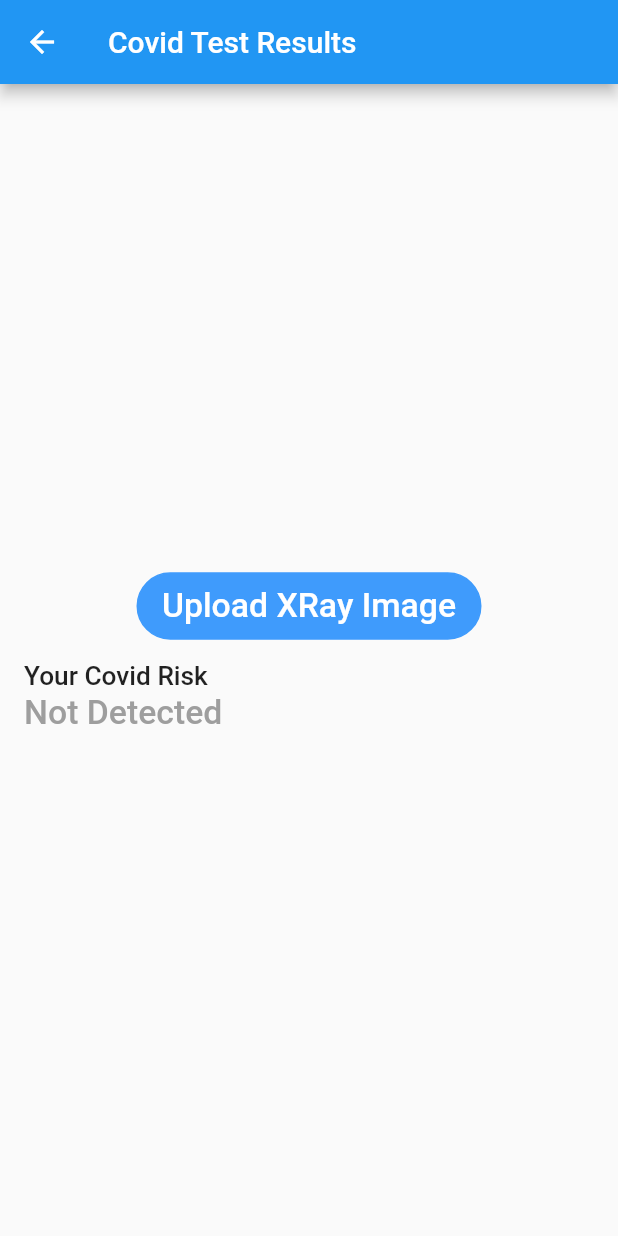
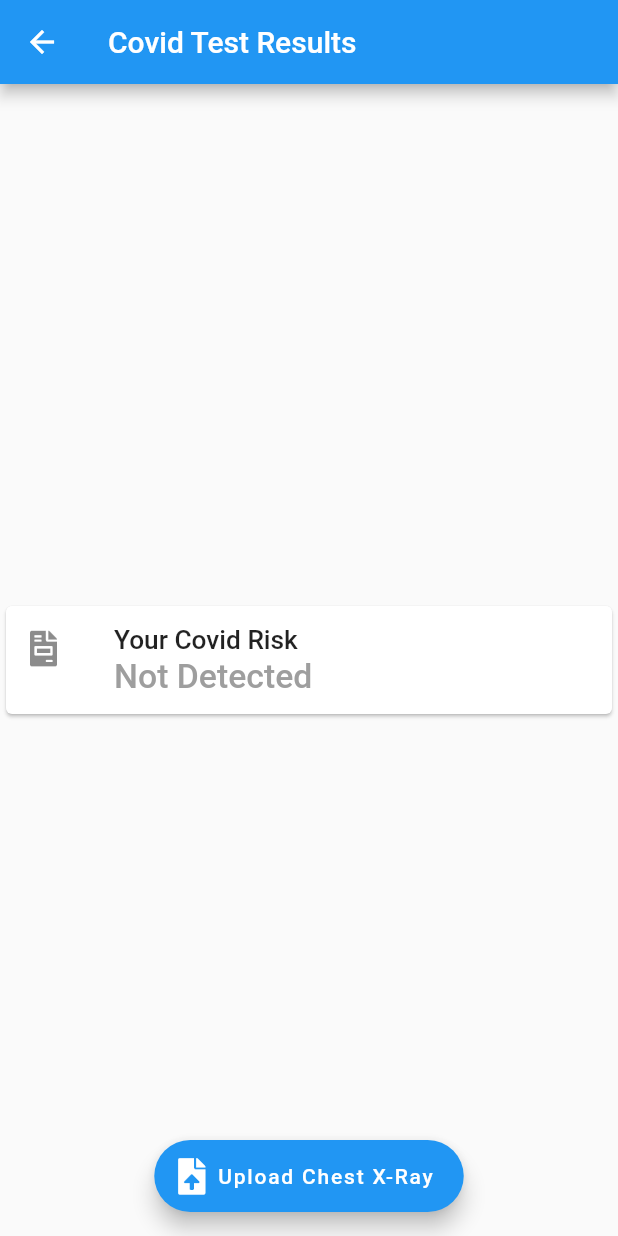
Before and after one commit to cyber-venom003/Swasthyam-App, a Flutter app: the CovidInput screen opened directly, on a phone screen of 412 x 824 dp. Run offline on Flutter 3.47's test engine with Material 2 defaults, Android fonts, the light colour scheme and no system bars; our stand-ins replace cloud_firestore, firebase_core, font_awesome_flutter, image_picker; missing offline and left inert: dart:ffi; accounts and stored records are empty.

Commit message:
Changes UI in CovidInput

```diff
--- a/lib/routes/covidInput.dart
+++ b/lib/routes/covidInput.dart
@@ -1,6 +1,7 @@
 import 'dart:convert';
 
 import 'package:flutter/material.dart';
+import 'package:font_awesome_flutter/font_awesome_flutter.dart';
 import 'package:http/http.dart' as http;
 import 'package:image_picker/image_picker.dart';
 
@@ -12,18 +13,17 @@ class CovidInput extends StatefulWidget {
 class _CovidInputState extends State<CovidInput> {
   int covidRisk = 0;
   void sendRequest(filename) async {
-    var request = http.MultipartRequest('POST', Uri.parse("http://192.168.1.7:5000/predict"));
+    var request = http.MultipartRequest(
+        'POST', Uri.parse("http://192.168.1.7:5000/predict"));
     request.files.add(await http.MultipartFile.fromPath('image', filename));
-    request.fields.addAll({
-      "disease": "covid"
-    });
-    try{
+    request.fields.addAll({"disease": "covid"});
+    try {
       var res = await request.send();
       var body = await res.stream.bytesToString();
       setState(() {
         covidRisk = jsonDecode(body)['prediction'];
       });
-    } catch(e){
+    } catch (e) {
       print(e.toString());
     }
   }
@@ -39,77 +39,81 @@ class _CovidInputState extends State<CovidInput> {
   Widget build(BuildContext context) {
     return SafeArea(
       child: Scaffold(
-        appBar: AppBar(
-          title: Text("Covid Test Results")
-        ),
+        appBar: AppBar(title: Text("Covid Test Results")),
         body: Center(
           child: Column(
             mainAxisAlignment: MainAxisAlignment.center,
             crossAxisAlignment: CrossAxisAlignment.center,
             children: [
-              FlatButton(
-                onPressed: () {
-                  uploadImage();
-                },
-                child: Container(
-                  width: 230,
-                  height: 45,
-                  child: Padding(
-                    padding: const EdgeInsets.all(8.0),
-                    child: Text(
-                      "Upload XRay Image",
-                      style: TextStyle(
-                          color: Colors.white,
-                          fontSize: 22.5,
-                          fontWeight: FontWeight.w500
-                      ),
-                      textAlign: TextAlign.center,
-                    ),
-                  ),
-                  decoration: BoxDecoration(
-                    borderRadius: BorderRadius.circular(26.0),
-                    color: const Color(0xff3f9bfc),
-                    border:
-                    Border.all(width: 1.0, color: const Color(0xff3f9bfc)),
-                  ),
-                ),
-              ),
-              ListTile(
+              // FlatButton(
+              //   onPressed: () {
+              //     uploadImage();
+              //   },
+              //   child: Container(
+              //     width: 230,
+              //     height: 45,
+              //     child: Padding(
+              //       padding: const EdgeInsets.all(8.0),
+              //       child: Text(
+              //         "Upload XRay Image",
+              //         style: TextStyle(
+              //             color: Colors.white,
+              //             fontSize: 22.5,
+              //             fontWeight: FontWeight.w500),
+              //         textAlign: TextAlign.center,
+              //       ),
+              //     ),
+              //     decoration: BoxDecoration(
+              //       borderRadius: BorderRadius.circular(26.0),
+              //       color: const Color(0xff3f9bfc),
+              //       border:
+              //           Border.all(width: 1.0, color: const Color(0xff3f9bfc)),
+              //     ),
+              //   ),
+              // ),
+              Card(
+                child: ListTile(
+                    leading: FaIcon(FontAwesomeIcons.fileInvoice),
                     title: Text("Your Covid Risk",
                         style: TextStyle(
                           fontSize: 17.5,
                           fontWeight: FontWeight.w500,
-                    )
-                ),
-                subtitle: covidRisk > 80 && covidRisk < 100 ? Text("High Risk",
+                        )),
+                    subtitle: covidRisk > 80 && covidRisk < 100
+                        ? Text("High Risk ($covidRisk %)",
                             style: TextStyle(
                                 fontSize: 22.5,
                                 fontWeight: FontWeight.w500,
-                        color: Colors.red
-                    )
-                ) : covidRisk > 40 && covidRisk < 80 ? Text("Medium Risk",
+                                color: Colors.red))
+                        : covidRisk > 40 && covidRisk < 80
+                            ? Text("Medium Risk ($covidRisk %)",
                                 style: TextStyle(
                                     fontSize: 22.5,
                                     fontWeight: FontWeight.w500,
-                        color: Colors.yellow
-                    )
-                ) : covidRisk < 40 && covidRisk > 20 ? Text("Low Risk",
+                                    color: Colors.yellow))
+                            : covidRisk < 40 && covidRisk > 20
+                                ? Text("Low Risk ($covidRisk %)",
                                     style: TextStyle(
                                         fontSize: 22.5,
                                         fontWeight: FontWeight.w500,
-                        color: Colors.green
-                    )
-                ) : Text("Not Detected",
+                                        color: Colors.green))
+                                : Text("Not Detected",
                                     style: TextStyle(
                                         fontSize: 22.5,
                                         fontWeight: FontWeight.w500,
-                        color: Colors.grey
-                    )
-                )
+                                        color: Colors.grey))),
               )
             ],
           ),
         ),
+        floatingActionButton: FloatingActionButton.extended(
+          icon: FaIcon(FontAwesomeIcons.fileUpload),
+          onPressed: () {
+            uploadImage();
+          },
+          label: Text("Upload Chest X-Ray"),
+        ),
+        floatingActionButtonLocation: FloatingActionButtonLocation.centerFloat,
       ),
     );
   }
```
Lines whose indentation alone changed are shown as unchanged.
